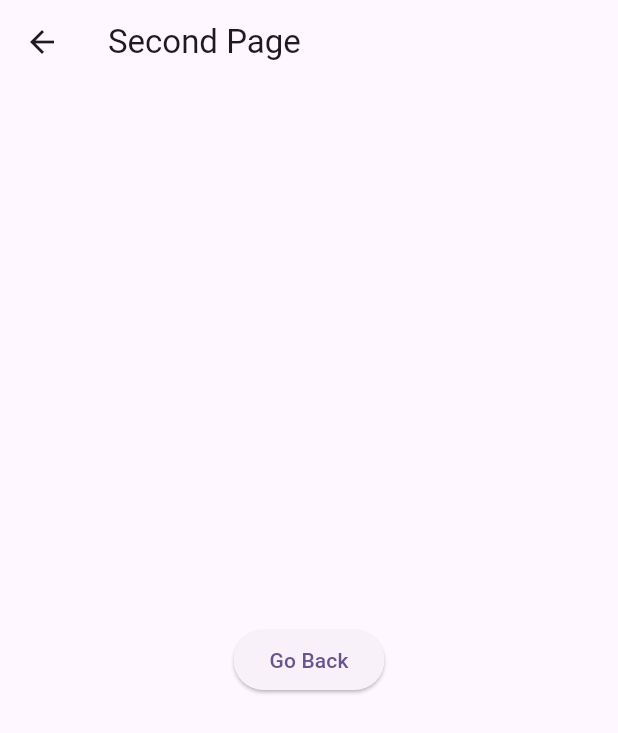
After one commit to Mangkidals/Rasya_A, a Flutter app: the NavigationpushMyWidget screen opened directly, after a tap on "Go to Next Page", on a phone screen of 412 x 824 dp. The commit adds this screen. Shown: the top 733 px of the screen. Run offline on Flutter 3.47's test engine with Material 3 defaults, Android fonts, the phone set to English and light mode, and no system bars.

Commit message:
Fourth Commit

```diff
--- /dev/null
+++ b/lib/navigationpush_widget.dart
@@ -0,0 +1,50 @@
+import 'package:flutter/material.dart';
+
+class NavigationpushMyWidget extends StatelessWidget {
+  NavigationpushMyWidget({super.key});
+
+  @override
+  Widget build(BuildContext context) {
+    return Scaffold(
+      body: Container(
+        padding: const EdgeInsets.all(10.0),
+        child: Column(
+          mainAxisAlignment: MainAxisAlignment.center,
+          children: [
+            ElevatedButton(
+              onPressed: () {
+                Navigator.of(context).push(MaterialPageRoute(
+                  builder: (context) {
+                    return const NavigationPop();
+                  },
+                ));
+              },
+              child: const Text('Go to Next Page'),
+            ),
+          ],
+        ),
+      ),
+    );
+  }
+}
+
+class NavigationPop extends StatelessWidget {
+  const NavigationPop({super.key});
+
+  @override
+  Widget build(BuildContext context) {
+    return Scaffold(
+      appBar: AppBar(
+        title: const Text('Second Page'),
+      ),
+      body: Center(
+        child: ElevatedButton(
+          onPressed: () {
+            Navigator.pop(context);  // This pops the current page from the navigation stack
+          },
+          child: const Text('Go Back'),
+        ),
+      ),
+    );
+  }
+}
```
Also changed, not shown: lib/bottomsheet_widget.dart (+48 -0 lines), lib/main.dart (+14 -3 lines).
